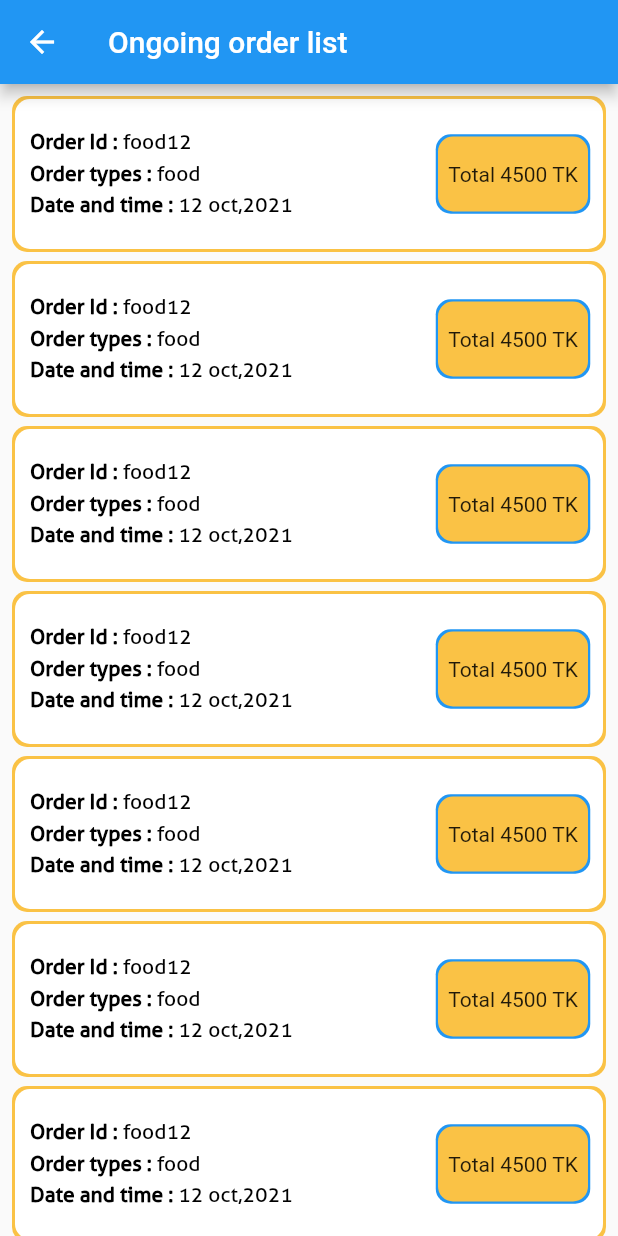
After one commit to Tanvirul-swe/Anun-partner, a Flutter app: the OngoingOrderList screen opened directly, on a phone screen of 412 x 824 dp. The commit adds this screen. Run offline on Flutter 3.47's test engine with Material 2 defaults, Android fonts, the phone set to English and light mode, and no system bars; our stand-ins replace flutter_switch, numberpicker; network calls fail.

Commit message:
update ui

```diff
--- a/lib/screen/all_order.dart
+++ b/lib/screen/all_order.dart
@@ -5,6 +5,7 @@ import 'package:anun_partner/Constant/reusable_textfield.dart';
 import 'package:anun_partner/CustomWidgets/custom_drawer.dart';
 import 'package:anun_partner/CustomWidgets/custom_widgets.dart';
 import 'package:anun_partner/screen/deliveredScreen.dart';
+import 'package:anun_partner/screen/ongoing_order_list.dart';
 import 'package:flutter/material.dart';
 import 'package:flutter/widgets.dart';
 import 'package:flutter_switch/flutter_switch.dart';
@@ -582,10 +583,9 @@ class _AllOrderState extends State<AllOrder>
                     ),
                   ],
                 )
-                : Container(
-                    child: Text('I am ongoing page'),
+              : Container(),
         ),
-          )),
+      ),
     );
   }
 }
--- a/lib/screen/login_screen.dart
+++ b/lib/screen/login_screen.dart
@@ -2,6 +2,7 @@ import 'package:anun_partner/Constant/custom_color.dart';
 import 'package:anun_partner/Constant/reusable_textfield.dart';
 import 'package:anun_partner/screen/home_screen.dart';
 import 'package:flutter/material.dart';
+
 enum SingingCharacter { lafayette, jefferson }
 
 class Login extends StatefulWidget {
@@ -12,7 +13,6 @@ class Login extends StatefulWidget {
 }
 
 class _LoginState extends State<Login> {
-
   SingingCharacter? _character = SingingCharacter.lafayette;
 
   dialog(BuildContext context) async {
@@ -66,7 +66,6 @@ class _LoginState extends State<Login> {
                           fontFamily: 'Allerta',
                         ),
                       ),
-
                     ],
                   ),
                   Row(
@@ -74,13 +73,19 @@ class _LoginState extends State<Login> {
                     children: [
                       TextButton(
                         onPressed: () {
-                          Navigator.pop(context);
+                          setState(() {
+                            Navigator.pop(context);
+                            print(_character);
+                          });
                         },
                         child: Text("Cancel"),
                       ),
                       TextButton(
                         onPressed: () {
-                          Navigator.pop(context);
+                          setState(() {
+                            Navigator.pop(context);
+                            print(_character);
+                          });
                         },
                         child: Text("OK"),
                       ),
@@ -113,13 +118,14 @@ class _LoginState extends State<Login> {
               TextField(
                 readOnly: true,
                 onTap: () {
-                  dialog(context);
-                setState(() {
-
-
-                });
+                  setState(() {
+                    dialog(context);
+                  });
                 },
-                controller: TextEditingController(text: _character==SingingCharacter.lafayette?"Bangladesh":'India'),
+                controller: TextEditingController(
+                    text: _character == SingingCharacter.lafayette
+                        ? "Bangladesh"
+                        : 'Indonesia'),
                 decoration: CountryTextFieldDecoration,
               ),
               const SizedBox(
--- /dev/null
+++ b/lib/screen/ongoing_order_list.dart
@@ -0,0 +1,141 @@
+import 'package:anun_partner/Constant/custom_color.dart';
+import 'package:flutter/material.dart';
+
+class OngoingOrderList extends StatelessWidget {
+  const OngoingOrderList({Key? key}) : super(key: key);
+
+  @override
+  Widget build(BuildContext context) {
+    return Scaffold(
+      appBar: AppBar(
+        title: Text('Ongoing order list'),
+      ),
+      body: ListView.builder(
+          padding: EdgeInsets.all(10),
+          itemCount: 10,
+          itemBuilder: (BuildContext context, int index) {
+            return Column(
+              children: [
+                Container(
+                  width: double.infinity,
+                  height: 100,
+                  decoration: BoxDecoration(
+                    color: Colors.white,
+                    borderRadius: BorderRadius.circular(10),
+                    boxShadow: const [
+                      BoxShadow(color: green, spreadRadius: 2),
+                    ],
+                  ),
+                  child: InkWell(
+                    onTap: () {
+                      /*  Navigator.push(
+                          context,
+                          MaterialPageRoute(
+                              builder: (context) => OrderDetails()));
+                              */
+                    },
+                    child: Row(
+                      mainAxisAlignment: MainAxisAlignment.start,
+                      children: [
+                        Expanded(
+                          child: Container(
+                            padding: EdgeInsets.only(left: 10),
+                            child: Column(
+                              crossAxisAlignment: CrossAxisAlignment.start,
+                              mainAxisAlignment: MainAxisAlignment.center,
+                              children: [
+                                RichText(
+                                  text: const TextSpan(
+                                    style: TextStyle(
+                                        fontSize: 14.0,
+                                        color: Colors.black,
+                                        fontFamily: 'Allerta',
+                                        fontWeight: FontWeight.bold),
+                                    children: <TextSpan>[
+                                      TextSpan(text: 'Order Id : '),
+                                      TextSpan(
+                                          text: 'food12',
+                                          style: TextStyle(
+                                              fontFamily: 'Allerta',
+                                              fontWeight: FontWeight.normal)),
+                                    ],
+                                  ),
+                                ),
+                                const SizedBox(
+                                  height: 4,
+                                ),
+                                RichText(
+                                  text: const TextSpan(
+                                    style: TextStyle(
+                                      fontSize: 14.0,
+                                      color: Colors.black,
+                                      fontWeight: FontWeight.bold,
+                                      fontFamily: 'Allerta',
+                                    ),
+                                    children: <TextSpan>[
+                                      TextSpan(text: 'Order types : '),
+                                      TextSpan(
+                                          text: 'food',
+                                          style: TextStyle(
+                                              fontFamily: 'Allerta',
+                                              fontWeight: FontWeight.normal)),
+                                    ],
+                                  ),
+                                ),
+                                const SizedBox(
+                                  height: 4,
+                                ),
+                                RichText(
+                                  text: const TextSpan(
+                                    style: TextStyle(
+                                      fontSize: 14.0,
+                                      color: Colors.black,
+                                      fontWeight: FontWeight.bold,
+                                      fontFamily: 'Allerta',
+                                    ),
+                                    children: <TextSpan>[
+                                      TextSpan(text: 'Date and time : '),
+                                      TextSpan(
+                                          text: '12 oct,2021',
+                                          style: TextStyle(
+                                              fontFamily: 'Allerta',
+                                              fontWeight: FontWeight.normal)),
+                                    ],
+                                  ),
+                                ),
+                              ],
+                            ),
+                          ),
+                        ),
+                        Padding(
+                          padding: const EdgeInsets.only(right: 10),
+                          child: Container(
+                            width: 100,
+                            child: Container(
+                              height: 50,
+                              width: 50,
+                              child: Center(child: Text('Total 4500 TK')),
+                              decoration: BoxDecoration(
+                                borderRadius: BorderRadius.circular(10),
+                                color: green,
+                                boxShadow: const [
+                                  BoxShadow(
+                                      color: Colors.blue, spreadRadius: 1.5),
+                                ],
+                              ),
+                            ),
+                          ),
+                        ),
+                      ],
+                    ),
+                  ),
+                ),
+                const SizedBox(
+                  height: 10,
+                )
+              ],
+            );
+          }),
+    );
+  }
+}
```
Lines whose indentation alone changed are shown as unchanged.
